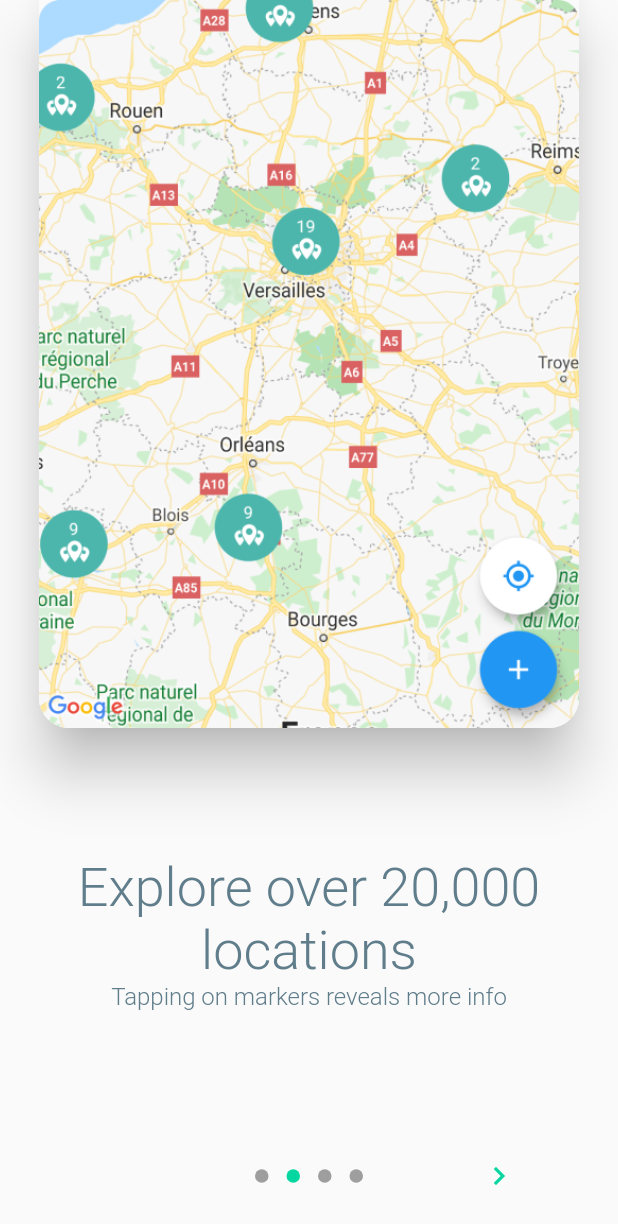
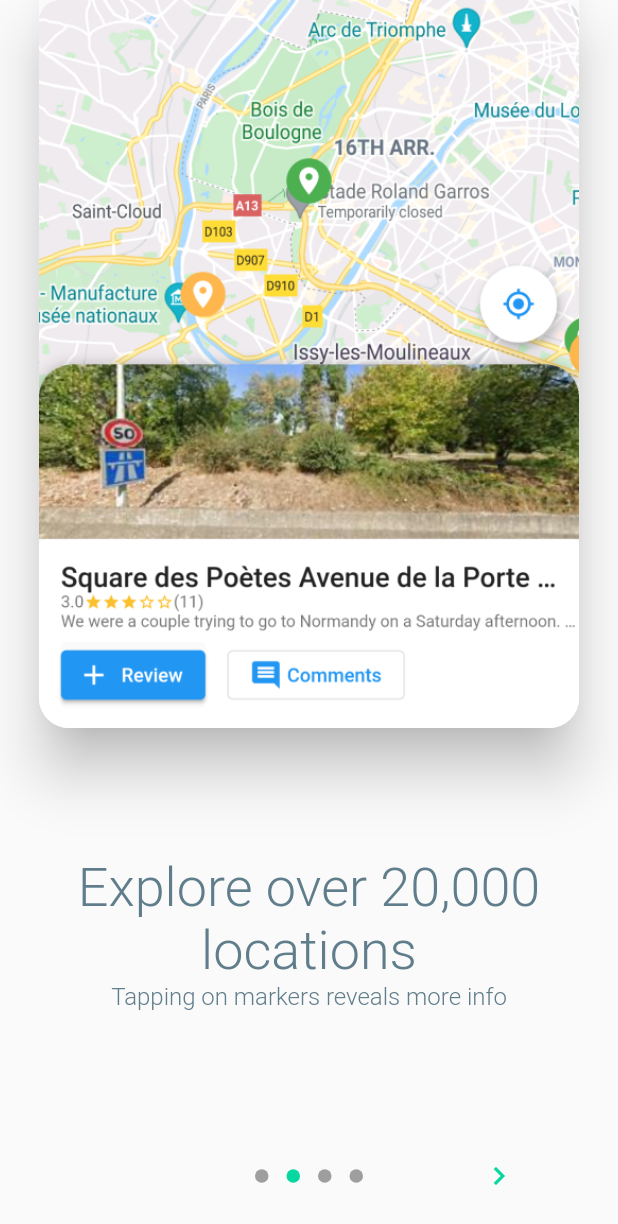
Before and after one commit to dca123/hitchspots, a Flutter app: the screen it shows after launch, swiped to page 2, on a phone screen of 412 x 824 dp. Shown: the top 1224 px of the screen. Run offline on Flutter 3.47's test engine with Material 2 defaults, Android fonts, the light colour scheme and no system bars; drawn by our look-alikes of introduction_screen; our stand-ins replace auto_size_text, cloud_firestore, device_preview, dio, firebase_auth, firebase_core and 12 more; missing offline and left inert: geoflutterfire2, google_maps_cluster_manager; accounts and stored records are empty.

Commit message:
fix(onboard_page): :lipstick: Change font weight on onboarding page

```diff
--- a/lib/pages/onboard_page.dart
+++ b/lib/pages/onboard_page.dart
@@ -14,7 +14,7 @@ class OnboardingPage extends StatefulWidget {
 class _OnboardingPageState extends State<OnboardingPage> {
   TextStyle headline1() => TextStyle(
         fontSize: 64,
-        fontWeight: FontWeight.w300,
+        fontWeight: FontWeight.w200,
         color: Theme.of(context).accentColor,
       );
   TextStyle headline2() => TextStyle(
@@ -99,7 +99,7 @@ class _OnboardingPageState extends State<OnboardingPage> {
         _pageViewModelCreator(
             title: "Explore over 20,000 locations",
             body: "Tapping on markers reveals more info",
-            image: "screencap_2"),
+            image: "screencap_1"),
         _pageViewModelCreator(
             title: "Share new locations with other hitchhikers",
             image: "screencap_2"),
```
